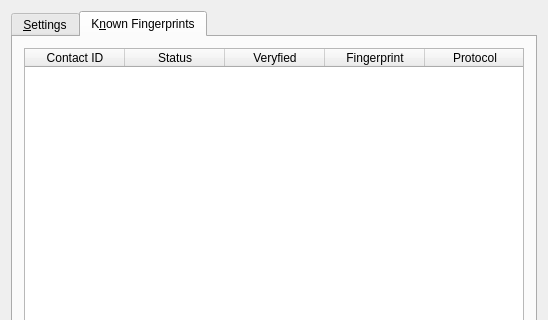
Before: the Qt Designer form plugins/otr/otrprefs.ui in KDE/kopete, drawn with Qt 5; both pictures show x 0 to 548 and y 0 to 320 of the 548 by 495 pixel window.
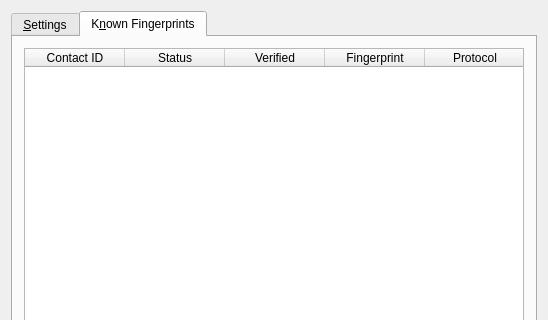
After: the same form once the commit is applied. The open tabs and pages were chosen to show the change.

Commit message: Typo: veryfied -> verified

The edit to the form file:
```diff
--- a/plugins/otr/otrprefs.ui
+++ b/plugins/otr/otrprefs.ui
@@ -208,7 +208,7 @@
          </column>
          <column>
           <property name="text" >
-           <string>Veryfied</string>
+           <string>Verified</string>
           </property>
          </column>
          <column>
```
